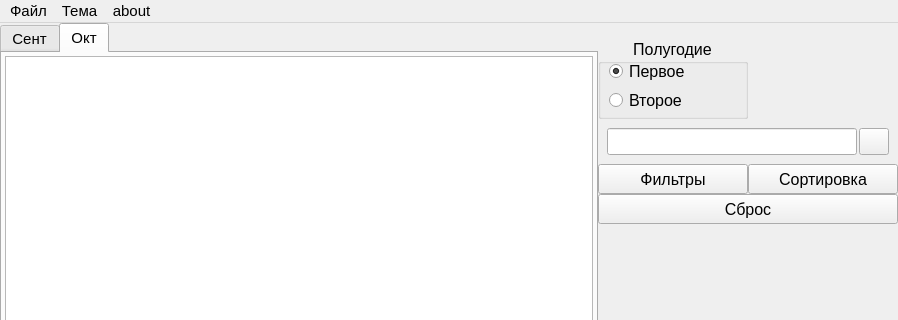
This is ui/mainWindow v0.2.ui in Cy-Nec/hour_track as Qt 5 draws it before an edit; both pictures show x 0 to 898 and y 0 to 320 of the 898 by 523 pixel window. The edited form follows.
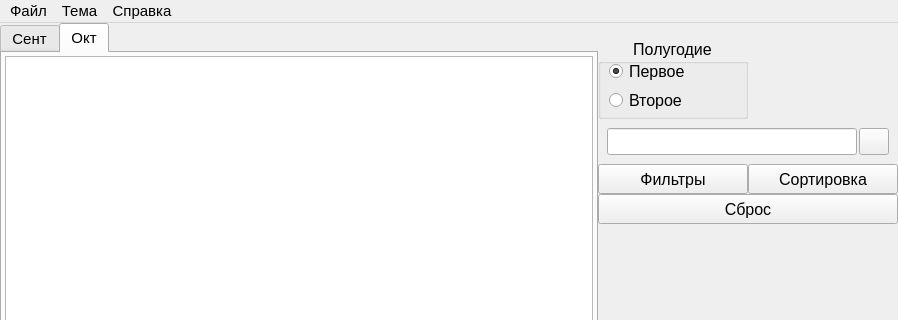
This is the edited form.

The edit to the form file:
```diff
--- a/ui/mainWindow v0.2.ui
+++ b/ui/mainWindow v0.2.ui
@@ -482,7 +482,7 @@
    </widget>
    <widget class="QMenu" name="menu_about">
     <property name="title">
-     <string>about</string>
+     <string>Справка</string>
     </property>
    </widget>
    <addaction name="menu_file"/>
```
Left out of the diff: 3 changed lines with no effect on the pictures.
